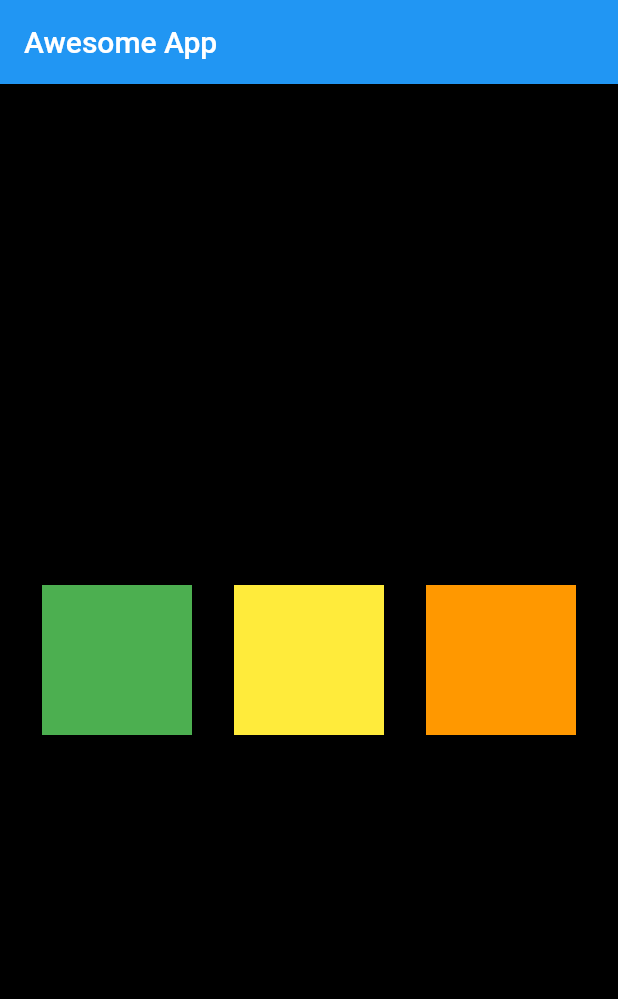
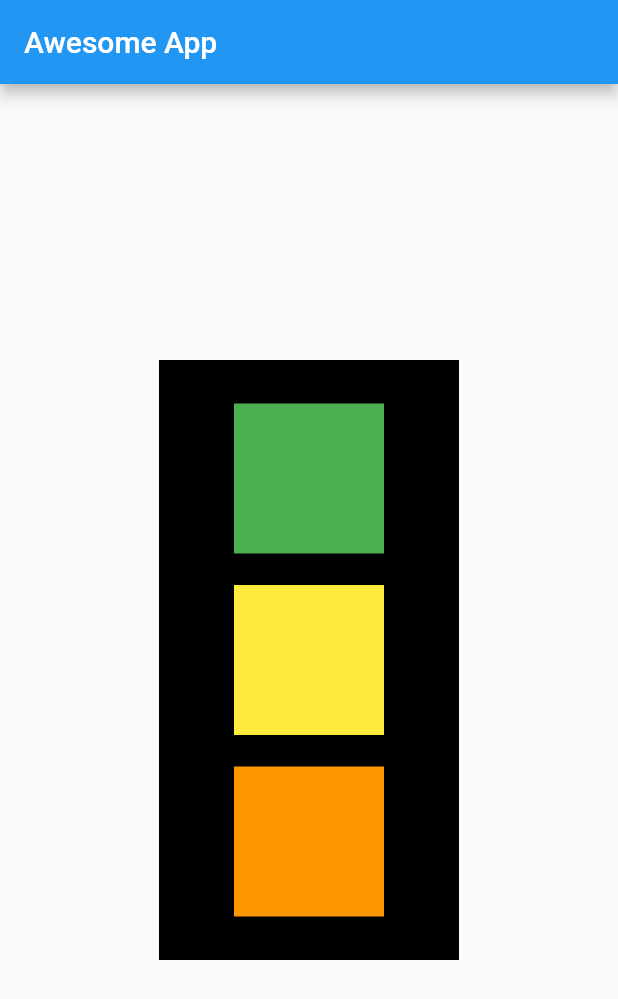
Before and after one commit to saikatmaity01/Flutter, a Flutter app: the screen it shows after launch, on a phone screen of 412 x 824 dp. Shown: the top 999 px of the screen. Run offline on Flutter 3.47's test engine with Material 2 defaults, Android fonts, the phone set to English and light mode, and no system bars.

Commit message:
Chapter 4 Column completed

```diff
--- a/lib/main.dart
+++ b/lib/main.dart
@@ -17,11 +17,17 @@ class HomePage extends StatelessWidget {
       appBar: AppBar(
         title: Text("Awesome App"),
       ),
-      body: Container(
+      body: Padding(
+        padding: const EdgeInsets.all(8.0),
+        child: Align(
+          alignment: Alignment.center,
+          child: Container(
             color: Colors.black,
-        width: MediaQuery.of(context).size.width,
-        height: MediaQuery.of(context).size.height,
-        child: Row(
+            width: 200,
+            height: 400,
+            child: Padding(
+              padding: const EdgeInsets.all(8.0),
+              child: Column(
                 mainAxisAlignment: MainAxisAlignment.spaceEvenly,
                 crossAxisAlignment: CrossAxisAlignment.center,
                 children: <Widget>[
@@ -46,6 +52,9 @@ class HomePage extends StatelessWidget {
                 ],
               ),
             ),
+          ),
+        ),
+      ),
     );
   }
 }
```
Lines whose indentation alone changed are shown as unchanged.
